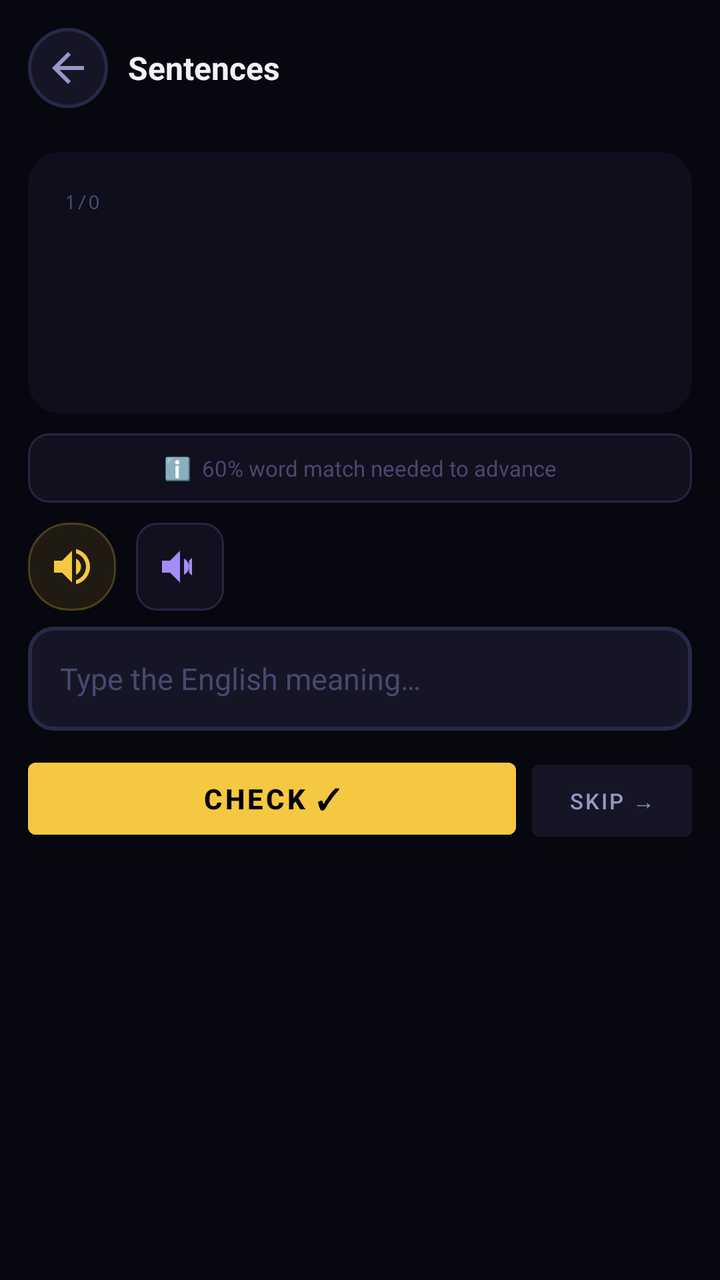
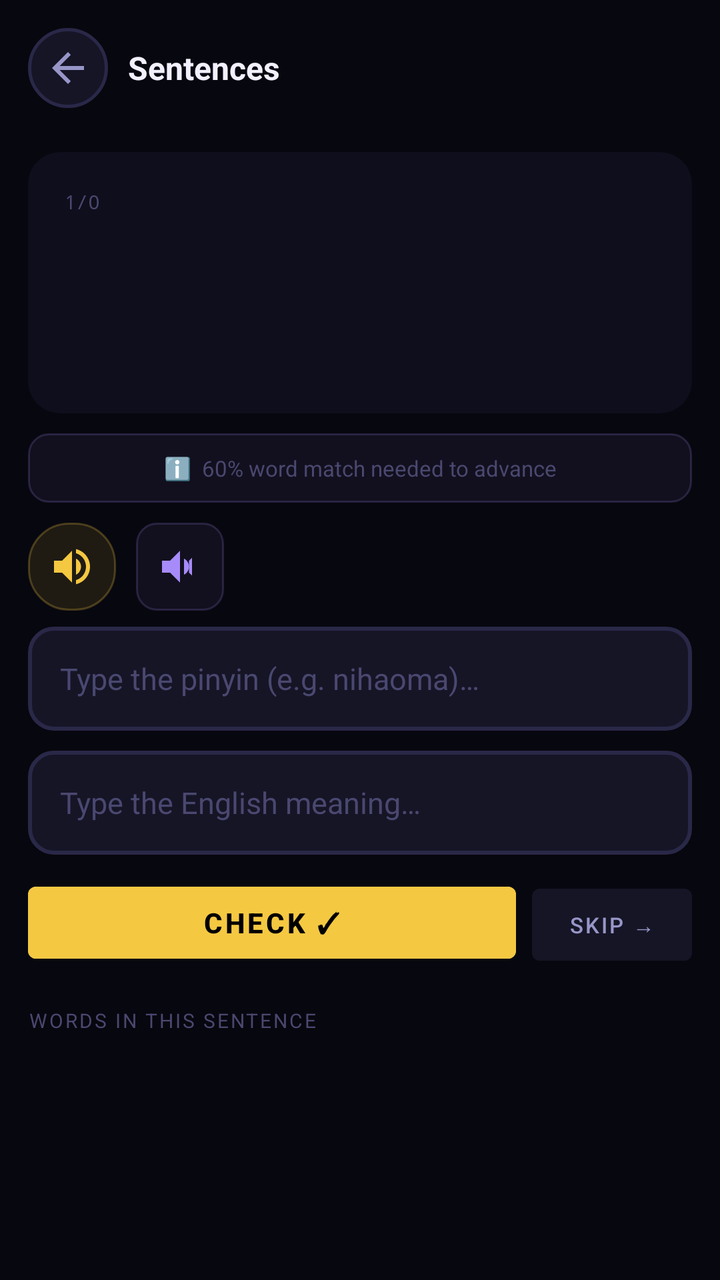

The first picture is an Android layout as it rendered before a commit; the second is the same layout after the commit. The layout source and the unified diff follow.
<!-- AndroidManifest.xml: application theme AppTheme -->
<!-- res/layout/fragment_sentence.xml -->
<?xml version="1.0" encoding="utf-8"?>
<ScrollView xmlns:android="http://schemas.android.com/apk/res/android"
    xmlns:app="http://schemas.android.com/apk/res-auto"
    android:layout_width="match_parent" android:layout_height="match_parent"
    android:background="@color/bg" android:fillViewport="true">
    <LinearLayout android:layout_width="match_parent" android:layout_height="wrap_content"
        android:orientation="vertical" android:padding="14dp">

        <LinearLayout android:layout_width="match_parent" android:layout_height="wrap_content"
            android:orientation="horizontal" android:gravity="center_vertical" android:layout_marginBottom="10dp">
            <ImageButton android:id="@+id/btnBack" android:layout_width="40dp" android:layout_height="40dp"
                android:src="@drawable/ic_back" android:background="@drawable/bg_pill" android:padding="8dp"/>
            <TextView android:layout_width="0dp" android:layout_height="wrap_content"
                android:layout_weight="1" android:text="Sentences"
                android:textSize="16sp" android:textStyle="bold" android:textColor="@color/text_primary"
                android:layout_marginStart="10dp"/>
        </LinearLayout>

        <HorizontalScrollView android:layout_width="match_parent" android:layout_height="wrap_content"
            android:scrollbars="none" android:layout_marginBottom="12dp">
            <LinearLayout android:id="@+id/llPills" android:layout_width="wrap_content"
                android:layout_height="wrap_content" android:orientation="horizontal"/>
        </HorizontalScrollView>

        <TextView android:id="@+id/tvEmpty" android:layout_width="match_parent"
            android:layout_height="wrap_content" android:text="No sentences for this level."
            android:gravity="center" android:textColor="@color/text_muted" android:textSize="14sp"
            android:padding="40dp" android:visibility="gone"/>

        <androidx.cardview.widget.CardView android:id="@+id/cardSent"
            android:layout_width="match_parent" android:layout_height="wrap_content"
            android:layout_marginBottom="10dp"
            app:cardBackgroundColor="@color/bg2" app:cardCornerRadius="16dp" app:cardElevation="0dp">
            <LinearLayout android:layout_width="match_parent" android:layout_height="wrap_content"
                android:orientation="vertical" android:padding="18dp">
                <TextView android:id="@+id/tvCounter" android:layout_width="wrap_content"
                    android:layout_height="wrap_content" android:text="1/0"
                    android:textSize="10sp" android:textColor="@color/text_muted"
                    android:fontFamily="monospace" android:layout_marginBottom="8dp"/>
                <TextView android:id="@+id/tvChar" android:layout_width="wrap_content"
                    android:layout_height="wrap_content" android:text=""
                    android:textSize="20sp" android:textStyle="bold"
                    android:textColor="@color/text_primary" android:lineSpacingMultiplier="1.4"
                    android:layout_marginBottom="6dp"/>
                <TextView android:id="@+id/tvPinyin" android:layout_width="wrap_content"
                    android:layout_height="wrap_content" android:text=""
                    android:textSize="12sp" android:textColor="@color/violet"
                    android:textStyle="italic" android:minHeight="18dp" android:layout_marginBottom="4dp"/>
                <TextView android:id="@+id/tvMeaning" android:layout_width="wrap_content"
                    android:layout_height="wrap_content" android:text=""
                    android:textSize="12sp" android:textColor="@color/text_secondary" android:minHeight="18dp"/>
            </LinearLayout>
        </androidx.cardview.widget.CardView>

        <TextView android:layout_width="match_parent" android:layout_height="wrap_content"
            android:text="ℹ️  60% word match needed to advance"
            android:textSize="11sp" android:textColor="@color/text_muted"
            android:gravity="center" android:background="@drawable/bg_hint"
            android:padding="10dp" android:layout_marginBottom="10dp"/>

                
        <LinearLayout android:layout_width="match_parent" android:layout_height="wrap_content"
            android:orientation="horizontal" android:layout_marginBottom="8dp">
            <ImageButton android:id="@+id/btnSpeak"
                android:layout_width="44dp" android:layout_height="44dp"
                android:src="@drawable/ic_speak"
                android:background="@drawable/bg_chip_gold"
                android:padding="10dp"
                android:contentDescription="Speak"/>
            <ImageButton android:id="@+id/btnSpeakSlow"
                android:layout_width="44dp" android:layout_height="44dp"
                android:src="@drawable/ic_speak_slow"
                android:background="@drawable/bg_hint"
                android:padding="10dp"
                android:contentDescription="Speak slowly"
                android:layout_marginStart="10dp"/>
        </LinearLayout>

        <EditText android:id="@+id/etAnswer" android:layout_width="match_parent"
            android:layout_height="52dp" android:background="@drawable/bg_input"
            android:textColor="@color/text_primary" android:textSize="15sp"
            android:hint="Type the English meaning…" android:textColorHint="@color/text_muted"
            android:imeOptions="actionDone" android:inputType="text"
            android:paddingHorizontal="16dp" android:layout_marginBottom="10dp"/>

        <LinearLayout android:layout_width="match_parent" android:layout_height="wrap_content"
            android:orientation="horizontal">
            <Button android:id="@+id/btnCheck" android:layout_width="0dp" android:layout_height="48dp"
                android:layout_weight="1" android:text="Check ✓" android:textStyle="bold"
                android:backgroundTint="@color/gold" android:textColor="@color/black"
                android:layout_marginEnd="8dp"/>
            <Button android:id="@+id/btnSkip" android:layout_width="80dp" android:layout_height="48dp"
                android:text="Skip →" android:backgroundTint="@color/bg3"
                android:textColor="@color/text_secondary" android:textSize="11sp"/>
        </LinearLayout>
    </LinearLayout>
</ScrollView>
<!-- resources referenced by this layout -->
<resources>
  <color name="bg">#07070F</color>
  <color name="bg2">#0E0E1C</color>
  <color name="bg3">#151526</color>
  <color name="black">#000000</color>
  <color name="gold">#F5C842</color>
  <color name="text_muted">#4A4870</color>
  <color name="text_primary">#F2F0FF</color>
  <color name="text_secondary">#9896C8</color>
  <color name="violet">#A78BFA</color>
  <!-- drawable bg_chip_gold (drawable) -->
  <?xml version="1.0" encoding="utf-8"?>
  <shape xmlns:android="http://schemas.android.com/apk/res/android">
      <solid android:color="#1AF5C842"/>
      <stroke android:width="1dp" android:color="#40F5C842"/>
      <corners android:radius="20dp"/>
  </shape>
  <!-- drawable bg_hint (drawable) -->
  <?xml version="1.0" encoding="utf-8"?>
  <shape xmlns:android="http://schemas.android.com/apk/res/android">
      <solid android:color="#10A78BFA"/>
      <stroke android:width="1dp" android:color="#30A78BFA"/>
      <corners android:radius="10dp"/>
  </shape>
  <!-- drawable bg_input (drawable) -->
  <?xml version="1.0" encoding="utf-8"?>
  <shape xmlns:android="http://schemas.android.com/apk/res/android">
      <solid android:color="#151526"/>
      <stroke android:width="2dp" android:color="#2A2848"/>
      <corners android:radius="12dp"/>
  </shape>
  <!-- drawable bg_pill (drawable) -->
  <?xml version="1.0" encoding="utf-8"?>
  <shape xmlns:android="http://schemas.android.com/apk/res/android">
      <solid android:color="#151526"/>
      <stroke android:width="1.5dp" android:color="#2A2848"/>
      <corners android:radius="20dp"/>
  </shape>
  <!-- drawable ic_back (drawable) -->
  <?xml version="1.0" encoding="utf-8"?>
  <vector xmlns:android="http://schemas.android.com/apk/res/android"
      android:width="24dp" android:height="24dp"
      android:viewportWidth="24" android:viewportHeight="24">
      <path android:fillColor="#9896C8"
          android:pathData="M20 11H7.83l5.59-5.59L12 4l-8 8 8 8 1.41-1.41L7.83 13H20v-2z"/>
  </vector>
  <!-- drawable ic_speak (drawable) -->
  <?xml version="1.0" encoding="utf-8"?>
  <vector xmlns:android="http://schemas.android.com/apk/res/android"
      android:width="24dp" android:height="24dp"
      android:viewportWidth="24" android:viewportHeight="24">
      <path android:fillColor="#F5C842"
          android:pathData="M3 9v6h4l5 5V4L7 9H3zm13.5 3c0-1.77-1.02-3.29-2.5-4.03v8.05c1.48-.73 2.5-2.25 2.5-4.02zM14 3.23v2.06c2.89.86 5 3.54 5 6.71s-2.11 5.85-5 6.71v2.06c4.01-.91 7-4.49 7-8.77s-2.99-7.86-7-8.77z"/>
  </vector>
  <!-- drawable ic_speak_slow (drawable) -->
  <?xml version="1.0" encoding="utf-8"?>
  <vector xmlns:android="http://schemas.android.com/apk/res/android"
      android:width="24dp" android:height="24dp"
      android:viewportWidth="24" android:viewportHeight="24">
      <path android:fillColor="#A78BFA"
          android:pathData="M3 9v6h4l5 5V4L7 9H3zm13.5 3c0-1.77-1.02-3.29-2.5-4.03v8.05c1.48-.73 2.5-2.25 2.5-4.02z"/>
      <path android:fillColor="#A78BFA"
          android:pathData="M18 7.5v9l-1.5-1.5V9z"/>
  </vector>
  <style name="AppTheme" parent="Theme.MaterialComponents.DayNight.NoActionBar">
          <item name="colorPrimary">@color/gold</item>
          <item name="colorPrimaryVariant">#C49A0A</item>
          <item name="colorOnPrimary">@color/black</item>
          <item name="colorSecondary">@color/violet</item>
          <item name="colorOnSecondary">@color/white</item>
          <item name="android:colorBackground">@color/bg</item>
          <item name="colorSurface">@color/bg2</item>
          <item name="colorOnSurface">@color/text_primary</item>
          <item name="android:windowBackground">@color/bg</item>
          <item name="android:statusBarColor">@color/bg</item>
          <item name="android:navigationBarColor">@color/bg2</item>
          <item name="android:windowLightStatusBar">false</item>
      </style>
  <color name="white">#FFFFFF</color>
</resources>

<!-- the commit's change to res/layout/fragment_sentence.xml (unified diff, before → after) -->
@@ -76,12 +76,35 @@
                 android:layout_marginStart="10dp"/>
         </LinearLayout>
 
-        <EditText android:id="@+id/etAnswer" android:layout_width="match_parent"
+        <LinearLayout android:layout_width="match_parent" android:layout_height="wrap_content"
+            android:orientation="vertical" android:layout_marginBottom="10dp">
+            <EditText android:id="@+id/etPinyinAnswer" android:layout_width="match_parent"
+            android:layout_height="52dp" android:background="@drawable/bg_input"
+            android:textColor="@color/text_primary" android:textSize="15sp"
+            android:hint="Type the pinyin (e.g. nihaoma)…" android:textColorHint="@color/text_muted"
+            android:imeOptions="actionNext" android:inputType="text"
+            android:paddingHorizontal="16dp" android:layout_marginBottom="0dp"/>
+            <TextView android:id="@+id/tvPinyinError" android:layout_width="match_parent"
+                android:layout_height="wrap_content" android:visibility="gone"
+                android:text="Please type the pinyin to check"
+                android:textColor="@color/ruby" android:textSize="12sp"
+                android:layout_marginTop="4dp" android:paddingHorizontal="4dp"/>
+        </LinearLayout>
+
+        <LinearLayout android:layout_width="match_parent" android:layout_height="wrap_content"
+            android:orientation="vertical" android:layout_marginBottom="10dp">
+            <EditText android:id="@+id/etAnswer" android:layout_width="match_parent"
             android:layout_height="52dp" android:background="@drawable/bg_input"
             android:textColor="@color/text_primary" android:textSize="15sp"
             android:hint="Type the English meaning…" android:textColorHint="@color/text_muted"
             android:imeOptions="actionDone" android:inputType="text"
-            android:paddingHorizontal="16dp" android:layout_marginBottom="10dp"/>
+            android:paddingHorizontal="16dp" android:layout_marginBottom="0dp"/>
+            <TextView android:id="@+id/tvMeaningError" android:layout_width="match_parent"
+                android:layout_height="wrap_content" android:visibility="gone"
+                android:text="Please type the English meaning to check"
+                android:textColor="@color/ruby" android:textSize="12sp"
+                android:layout_marginTop="4dp" android:paddingHorizontal="4dp"/>
+        </LinearLayout>
 
         <LinearLayout android:layout_width="match_parent" android:layout_height="wrap_content"
             android:orientation="horizontal">
@@ -93,5 +116,16 @@
                 android:text="Skip →" android:backgroundTint="@color/bg3"
                 android:textColor="@color/text_secondary" android:textSize="11sp"/>
         </LinearLayout>
+
+        
+        <TextView android:id="@+id/tvWordBreakdownHeader"
+            android:layout_width="wrap_content" android:layout_height="wrap_content"
+            android:text="WORDS IN THIS SENTENCE" android:textSize="10sp"
+            android:textColor="@color/text_muted" android:letterSpacing="0.1"
+            android:layout_marginTop="18dp" android:layout_marginBottom="8dp"/>
+
+        <LinearLayout android:id="@+id/llWordBreakdown"
+            android:layout_width="match_parent" android:layout_height="wrap_content"
+            android:orientation="vertical"/>
     </LinearLayout>
 </ScrollView>
<!-- resource entries referenced after the edit -->
@@ -5,6 +5,7 @@
   <color name="bg3">#151526</color>
   <color name="black">#000000</color>
   <color name="gold">#F5C842</color>
+  <color name="ruby">#E8455A</color>
   <color name="text_muted">#4A4870</color>
   <color name="text_primary">#F2F0FF</color>
   <color name="text_secondary">#9896C8</color>
